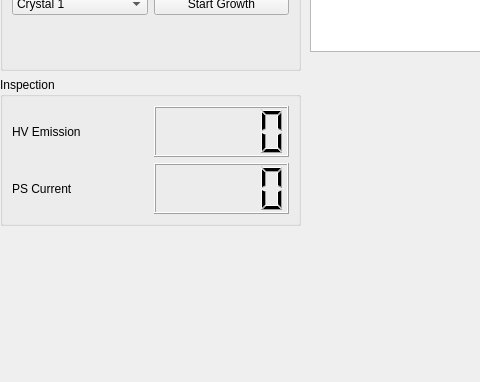
Qt form GrapheneUI.ui (FalconTube/lab_software) before a commit; both pictures show x 0 to 480 and y 269 to 651 of the 1029 by 651 pixel window.
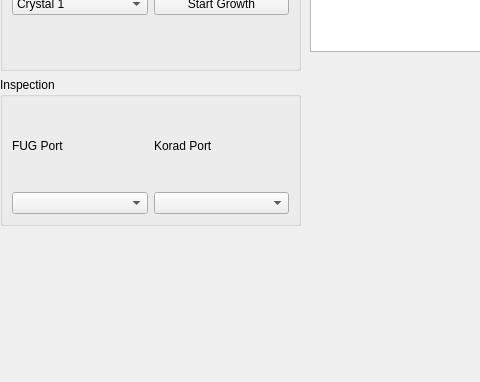
The same form after that commit. Custom widgets are drawn as their Qt base class.

Commit message: dropdown for controllers

What changed in the file:
```diff
--- a/GrapheneUI.ui
+++ b/GrapheneUI.ui
@@ -153,25 +153,25 @@
        <layout class="QVBoxLayout" name="verticalLayout_4">
         <item>
          <layout class="QGridLayout" name="gridLayout_2">
+          <item row="1" column="0">
+           <widget class="QComboBox" name="FugPortBox"/>
+          </item>
+          <item row="1" column="1">
+           <widget class="QComboBox" name="KoradPortBox"/>
+          </item>
           <item row="0" column="0">
            <widget class="QLabel" name="label_2">
             <property name="text">
-             <string>HV Emission</string>
-            </property>
-           </widget>
-          </item>
-          <item row="1" column="0">
-           <widget class="QLabel" name="label_3">
-            <property name="text">
-             <string>PS Current</string>
+             <string>FUG Port</string>
             </property>
            </widget>
           </item>
           <item row="0" column="1">
-           <widget class="QLCDNumber" name="LCDFug"/>
-          </item>
-          <item row="1" column="1">
-           <widget class="QLCDNumber" name="LCDKorad"/>
+           <widget class="QLabel" name="label_3">
+            <property name="text">
+             <string>Korad Port</string>
+            </property>
+           </widget>
           </item>
          </layout>
         </item>
```
The commit also changes 1 other file.
